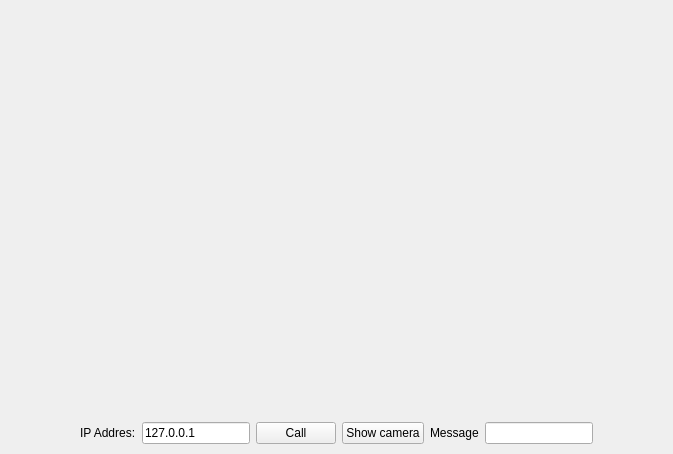
Above: Lab2/mainwindow.ui from fredriklind/M7017E-Lab2 before the change. Below: the same form after it.
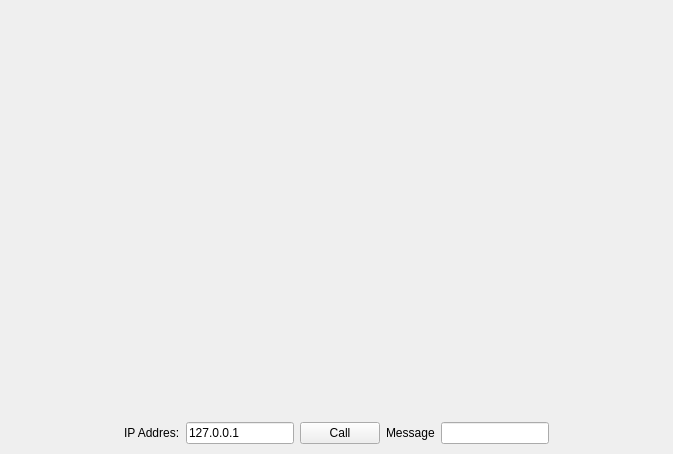
That is the form after the change.

The edit to the form file:
```diff
--- a/Lab2/mainwindow.ui
+++ b/Lab2/mainwindow.ui
@@ -106,13 +106,6 @@
         </property>
        </widget>
       </item>
-      <item>
-       <widget class="QPushButton" name="showCamera">
-        <property name="text">
-         <string>Show camera</string>
-        </property>
-       </widget>
-      </item>
       <item>
        <widget class="QLabel" name="label_2">
         <property name="text">
```
